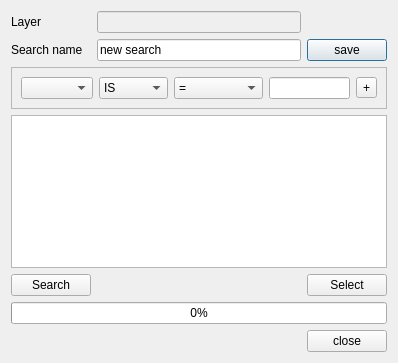
Old version of the form ui_editsearch.ui in the repository 3nids/qsearch.
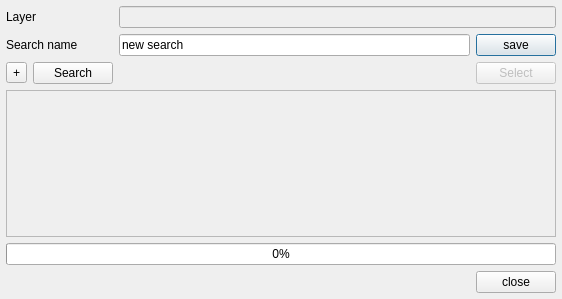
New version of the form.

```diff
--- a/ui_editsearch.ui
+++ b/ui_editsearch.ui
@@ -6,154 +6,128 @@
    <rect>
     <x>0</x>
     <y>0</y>
-    <width>398</width>
-    <height>363</height>
+    <width>562</width>
+    <height>299</height>
    </rect>
   </property>
   <property name="windowTitle">
    <string>qSearch</string>
   </property>
   <layout class="QGridLayout" name="gridLayout_2">
-   <item row="1" column="0">
+   <property name="margin">
+    <number>6</number>
+   </property>
+   <property name="spacing">
+    <number>6</number>
+   </property>
+   <item row="1" column="0" colspan="2">
     <widget class="QLabel" name="label">
      <property name="text">
       <string>Search name</string>
      </property>
     </widget>
    </item>
-   <item row="1" column="1">
+   <item row="1" column="2">
     <widget class="QLineEdit" name="searchName">
      <property name="text">
       <string>new search</string>
      </property>
     </widget>
    </item>
-   <item row="2" column="0" colspan="3">
-    <widget class="QFrame" name="frame">
-     <property name="frameShape">
-      <enum>QFrame::StyledPanel</enum>
-     </property>
-     <property name="frameShadow">
-      <enum>QFrame::Raised</enum>
-     </property>
-     <layout class="QGridLayout" name="gridLayout">
-      <item row="0" column="0">
-       <widget class="QComboBox" name="searchField"/>
-      </item>
-      <item row="0" column="2">
-       <widget class="QComboBox" name="searchOperator">
-        <item>
-         <property name="text">
-          <string>=</string>
-         </property>
-        </item>
-        <item>
-         <property name="text">
-          <string>&lt;</string>
-         </property>
-        </item>
-        <item>
-         <property name="text">
-          <string>&gt;</string>
-         </property>
-        </item>
-        <item>
-         <property name="text">
-          <string>text search</string>
-         </property>
-        </item>
-        <item>
-         <property name="text">
-          <string>text equals</string>
-         </property>
-        </item>
-       </widget>
-      </item>
-      <item row="0" column="3">
-       <widget class="QLineEdit" name="searchValue"/>
-      </item>
-      <item row="0" column="4">
-       <widget class="QToolButton" name="searchAdd">
-        <property name="text">
-         <string>+</string>
-        </property>
-       </widget>
-      </item>
-      <item row="0" column="1">
-       <widget class="QComboBox" name="searchBool">
-        <property name="maximumSize">
-         <size>
-          <width>75</width>
-          <height>16777215</height>
-         </size>
-        </property>
-        <item>
-         <property name="text">
-          <string>IS</string>
-         </property>
-        </item>
-        <item>
-         <property name="text">
-          <string>IS NOT</string>
-         </property>
-        </item>
-       </widget>
-      </item>
-     </layout>
-    </widget>
-   </item>
-   <item row="3" column="0" colspan="3">
-    <widget class="QColumnView" name="columnView"/>
-   </item>
-   <item row="5" column="0" colspan="3">
+   <item row="5" column="0" colspan="4">
     <widget class="QProgressBar" name="progressBar">
      <property name="value">
       <number>0</number>
      </property>
     </widget>
    </item>
-   <item row="1" column="2">
+   <item row="1" column="3">
     <widget class="QPushButton" name="saveButton">
      <property name="text">
       <string>save</string>
      </property>
     </widget>
    </item>
-   <item row="4" column="2">
-    <widget class="QPushButton" name="selectButton">
-     <property name="text">
-      <string>Select</string>
-     </property>
-    </widget>
-   </item>
-   <item row="4" column="0">
-    <widget class="QPushButton" name="searchButton">
-     <property name="text">
-      <string>Search</string>
-     </property>
-    </widget>
-   </item>
-   <item row="6" column="2">
+   <item row="6" column="3">
     <widget class="QPushButton" name="closeButton">
      <property name="text">
       <string>close</string>
      </property>
     </widget>
    </item>
-   <item row="0" column="0">
+   <item row="0" column="0" colspan="2">
     <widget class="QLabel" name="label_2">
      <property name="text">
       <string>Layer</string>
      </property>
     </widget>
    </item>
-   <item row="0" column="1">
+   <item row="0" column="2" colspan="2">
     <widget class="QLineEdit" name="layerName">
      <property name="enabled">
       <bool>false</bool>
      </property>
     </widget>
    </item>
+   <item row="3" column="0" colspan="4">
+    <widget class="QScrollArea" name="itemsScroll">
+     <property name="widgetResizable">
+      <bool>true</bool>
+     </property>
+     <property name="alignment">
+      <set>Qt::AlignHCenter|Qt::AlignTop</set>
+     </property>
+     <widget class="QWidget" name="scrollAreaWidgetContents_2">
+      <property name="geometry">
+       <rect>
+        <x>0</x>
+        <y>0</y>
+        <width>548</width>
+        <height>122</height>
+       </rect>
+      </property>
+      <layout class="QGridLayout" name="gridLayout_3">
+       <property name="margin">
+        <number>3</number>
+       </property>
+       <property name="spacing">
+        <number>3</number>
+       </property>
+       <item row="0" column="0">
+        <layout class="QVBoxLayout" name="itemsLayout">
+         <property name="spacing">
+          <number>3</number>
+         </property>
+        </layout>
+       </item>
+      </layout>
+     </widget>
+    </widget>
+   </item>
+   <item row="2" column="0">
+    <widget class="QToolButton" name="addButton">
+     <property name="text">
+      <string>+</string>
+     </property>
+    </widget>
+   </item>
+   <item row="2" column="1">
+    <widget class="QPushButton" name="searchButton">
+     <property name="text">
+      <string>Search</string>
+     </property>
+    </widget>
+   </item>
+   <item row="2" column="3">
+    <widget class="QPushButton" name="selectButton">
+     <property name="enabled">
+      <bool>false</bool>
+     </property>
+     <property name="text">
+      <string>Select</string>
+     </property>
+    </widget>
+   </item>
   </layout>
  </widget>
  <resources/>
```
Left out of the diff: 19 changed lines with no effect on the pictures.
